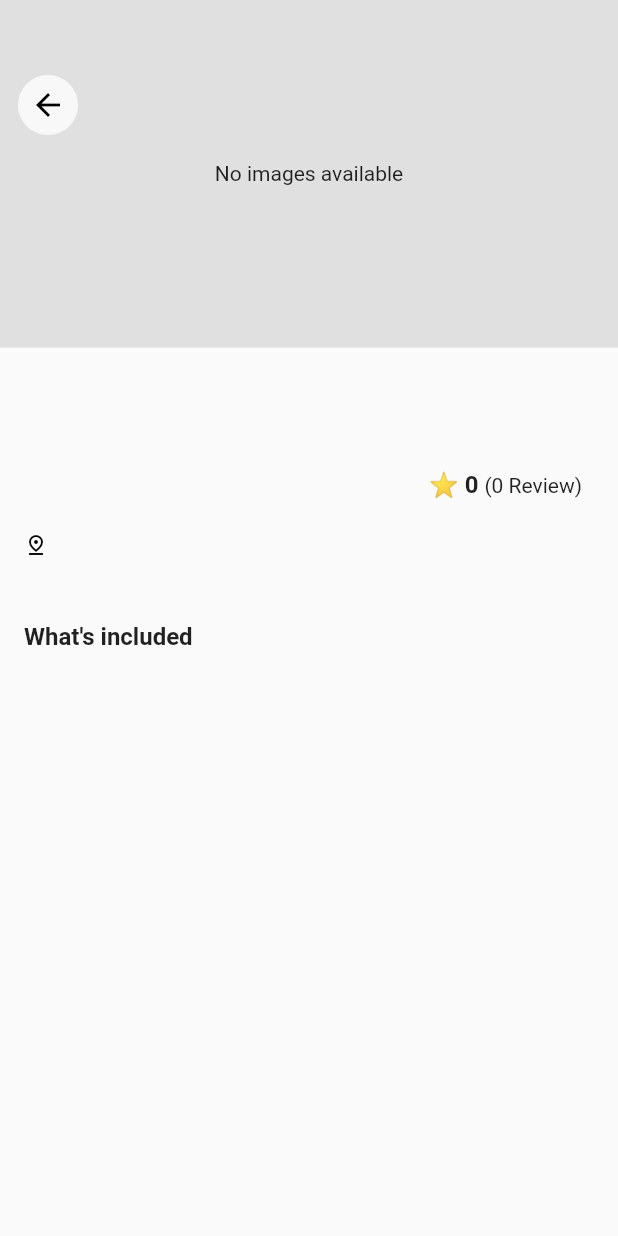
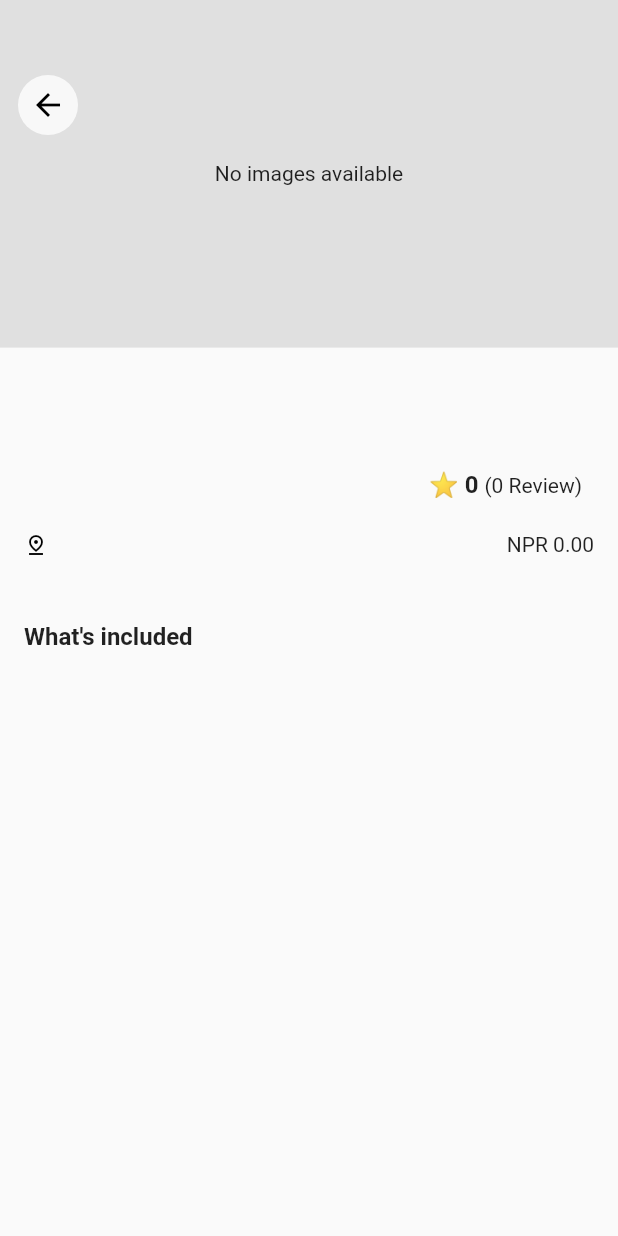
Before and after one commit to unisha21/homestay-host, a Flutter app: the ServiceDetailScreen screen opened directly with empty values, on a phone screen of 412 x 824 dp. Run offline on Flutter 3.47's test engine with Material 3 defaults, Android fonts, the phone set to English and light mode, and no system bars; our stand-ins replace cached_network_image, carousel_slider, cloud_firestore, dio, firebase_auth, firebase_core and 10 more; missing offline and left inert: firebase_app_check, flutter_firebase_chat_core; accounts and stored records are empty; Roboto replaces fonts that are missing (Poppins).

Commit message:
feat: enhance service detail screen with location display and price formatting

```diff
--- a/lib/src/features/homestay/screens/service_detail_screen.dart
+++ b/lib/src/features/homestay/screens/service_detail_screen.dart
@@ -5,6 +5,7 @@ import 'package:homestay_host/src/features/homestay/screens/widgets/carousel_ima
 import 'package:homestay_host/src/features/review/domain/review_model.dart';
 import 'package:homestay_host/src/themes/export_themes.dart';
 import 'package:homestay_host/src/themes/extensions.dart';
+import 'package:intl/intl.dart';
 
 class ServiceDetailScreen extends StatefulWidget {
   final HomestayModel _homestay;
@@ -104,6 +105,8 @@ class _ServiceDetailScreenState extends State<ServiceDetailScreen> {
                     ),
                   ),
                   Row(
+                    children: [
+                      Row(
                         spacing: 8,
                         children: [
                           Icon(
@@ -114,6 +117,16 @@ class _ServiceDetailScreenState extends State<ServiceDetailScreen> {
                           Text(
                             widget._homestay.location,
                             style: context.theme.textTheme.bodyMedium,
+                          ),
+                        ],
+                      ),
+                      const Spacer(),
+                      Text(
+                        NumberFormat.currency(
+                          locale: 'en_np',
+                          symbol: 'NPR ',
+                          decimalDigits: 2,
+                        ).format(widget._homestay.pricePerNight),
                       ),
                     ],
                   ),
```
Lines whose indentation alone changed are shown as unchanged.
